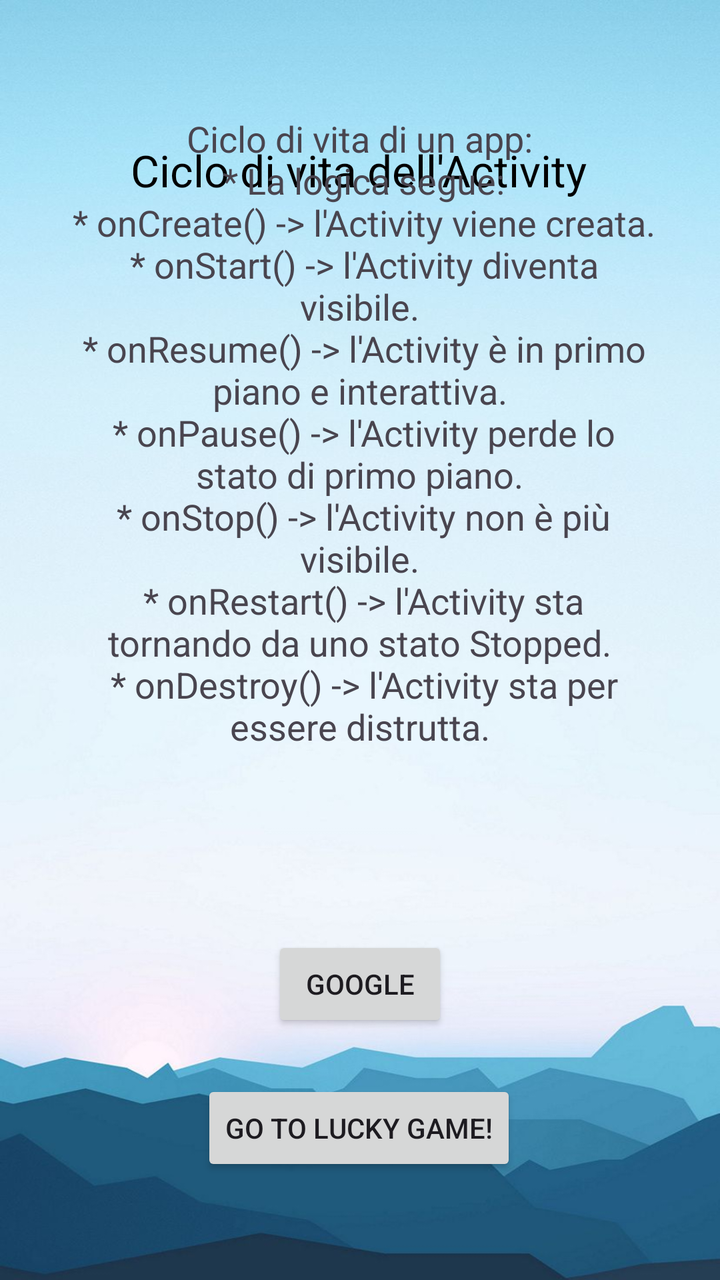
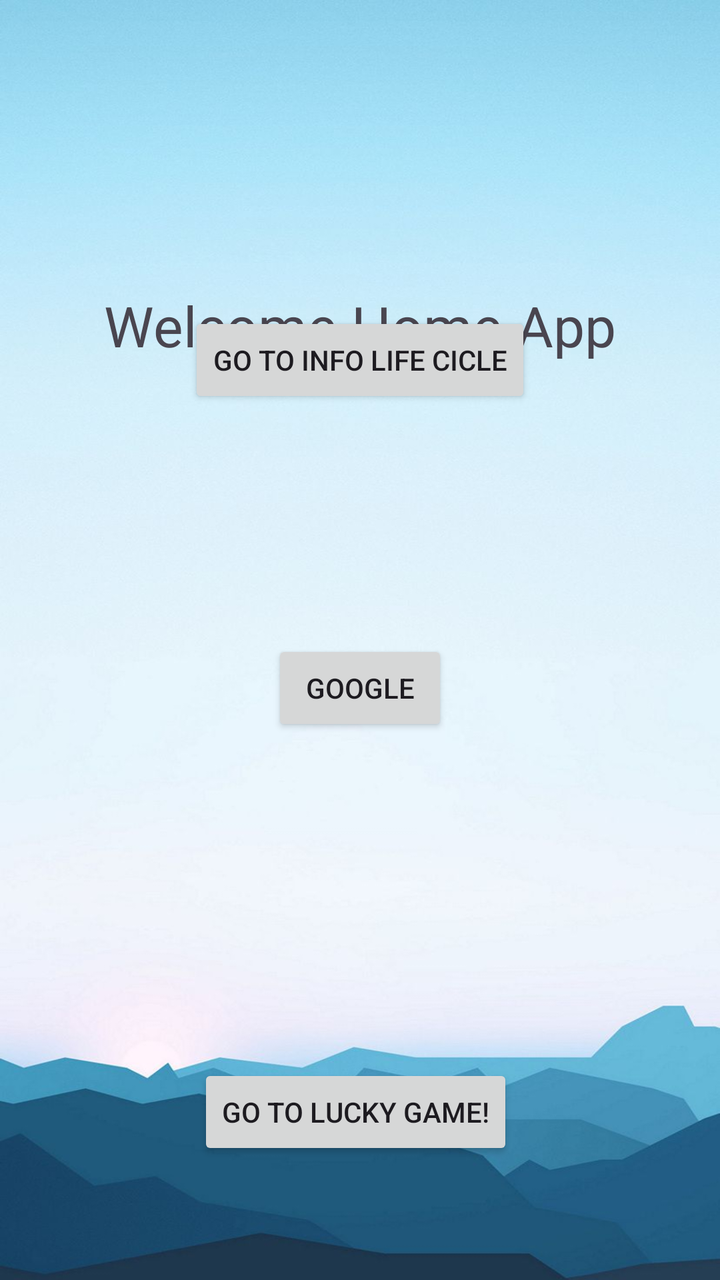

The first picture is an Android layout as it rendered before a commit; the second is the same layout after the commit. The layout source and the unified diff follow.
<!-- AndroidManifest.xml: activity theme Theme.App_life_cycle -->
<!-- res/layout/activity_main.xml -->
<?xml version="1.0" encoding="utf-8"?>
<androidx.constraintlayout.widget.ConstraintLayout xmlns:android="http://schemas.android.com/apk/res/android"
    xmlns:app="http://schemas.android.com/apk/res-auto"
    xmlns:tools="http://schemas.android.com/tools"
    android:background="@drawable/hoem"
    android:layout_width="match_parent"
    android:layout_height="match_parent">


    <TextView
        android:id="@+id/txtTitolo"
        android:layout_width="wrap_content"
        android:layout_height="wrap_content"
        android:text="Ciclo di vita dell'Activity"
        android:textColor="@color/black"
        android:textSize="22sp"
        app:layout_constraintBottom_toBottomOf="parent"
        app:layout_constraintEnd_toEndOf="parent"
        app:layout_constraintHorizontal_bias="0.497"
        app:layout_constraintStart_toStartOf="parent"
        app:layout_constraintTop_toTopOf="parent"
        app:layout_constraintVertical_bias="0.115" />

    <TextView
        android:layout_width="300dp"
        android:layout_height="347dp"
        android:layout_marginBottom="64dp"
        android:text="@string/cycleLife"
        android:textAlignment="center"
        android:textSize="18dp"
        app:layout_constraintBottom_toTopOf="@+id/btnGoogle"
        app:layout_constraintEnd_toEndOf="@+id/txtTitolo"
        app:layout_constraintStart_toStartOf="@+id/txtTitolo" />

    <Button
        android:id="@+id/btnGoogle"
        android:layout_width="wrap_content"
        android:layout_height="wrap_content"
        android:layout_marginBottom="24dp"
        android:text="Google"
        app:layout_constraintBottom_toTopOf="@+id/btnLucky"
        app:layout_constraintEnd_toEndOf="@+id/txtTitolo"
        app:layout_constraintHorizontal_bias="0.503"
        app:layout_constraintStart_toStartOf="@+id/txtTitolo"
        tools:ignore="MissingConstraints" />

    <Button
        android:id="@+id/btnLucky"
        android:layout_width="wrap_content"
        android:layout_height="wrap_content"
        android:layout_marginBottom="52dp"
        android:text="Go to Lucky Game!"
        app:layout_constraintBottom_toBottomOf="parent"
        app:layout_constraintEnd_toEndOf="@+id/txtTitolo"
        app:layout_constraintStart_toStartOf="@+id/txtTitolo" />

</androidx.constraintlayout.widget.ConstraintLayout>
<!-- resources referenced by this layout -->
<resources>
  <color name="black">#FF000000</color>
  <!-- drawable hoem: jpg bitmap (drawable, 47264 bytes) -->
  <string name="cycleLife" tools:ignore="StringEscaping">
          Ciclo di vita di un app:\n
           * La logica segue:\n
           * onCreate() -&gt;  l'Activity viene creata.\n
           * onStart() -&gt;  l'Activity diventa visibile.\n
           * onResume() -&gt;  l'Activity è in primo piano e interattiva.\n
           * onPause() -&gt;  l'Activity perde lo stato di primo piano.\n
           * onStop() -&gt;  l'Activity non è più visibile.\n
           * onRestart() -&gt;  l'Activity sta tornando da uno stato Stopped.\n
           * onDestroy() -&gt;  l'Activity sta per essere distrutta.\n
      </string>
  <style name="Theme.App_life_cycle" parent="android:Theme.Material.Light.NoActionBar" />
</resources>

<!-- the commit's change to res/layout/activity_main.xml (unified diff, before → after) -->
@@ -8,50 +8,47 @@
 
 
     <TextView
-        android:id="@+id/txtTitolo"
+        android:id="@+id/infoHome"
         android:layout_width="wrap_content"
         android:layout_height="wrap_content"
-        android:text="Ciclo di vita dell'Activity"
-        android:textColor="@color/black"
-        android:textSize="22sp"
+        android:layout_marginTop="144dp"
+        android:text="Welcome Home App"
+        android:textSize="28dp"
+        app:layout_constraintEnd_toEndOf="parent"
+        app:layout_constraintStart_toStartOf="parent"
+        app:layout_constraintTop_toTopOf="parent" />
+
+    <Button
+        android:id="@+id/goTolifeappinfo"
+        android:layout_width="wrap_content"
+        android:layout_height="wrap_content"
+        android:layout_marginBottom="116dp"
+
+        android:text="Go to Info Life Cicle"
+        app:layout_constraintBottom_toTopOf="@+id/btnGoogle"
+        app:layout_constraintEnd_toEndOf="@+id/infoHome"
+        app:layout_constraintStart_toStartOf="@+id/infoHome" />
+
+    <Button
+        android:id="@+id/btnLucky"
+        android:layout_width="wrap_content"
+        android:layout_height="wrap_content"
+        android:layout_marginBottom="60dp"
+        android:text="Go to Lucky Game!"
         app:layout_constraintBottom_toBottomOf="parent"
-        app:layout_constraintEnd_toEndOf="parent"
-        app:layout_constraintHorizontal_bias="0.497"
-        app:layout_constraintStart_toStartOf="parent"
-        app:layout_constraintTop_toTopOf="parent"
-        app:layout_constraintVertical_bias="0.115" />
-
-    <TextView
-        android:layout_width="300dp"
-        android:layout_height="347dp"
-        android:layout_marginBottom="64dp"
-        android:text="@string/cycleLife"
-        android:textAlignment="center"
-        android:textSize="18dp"
-        app:layout_constraintBottom_toTopOf="@+id/btnGoogle"
-        app:layout_constraintEnd_toEndOf="@+id/txtTitolo"
-        app:layout_constraintStart_toStartOf="@+id/txtTitolo" />
+        app:layout_constraintEnd_toEndOf="@+id/btnGoogle"
+        app:layout_constraintHorizontal_bias="0.533"
+        app:layout_constraintStart_toStartOf="@+id/btnGoogle" />
 
     <Button
         android:id="@+id/btnGoogle"
         android:layout_width="wrap_content"
         android:layout_height="wrap_content"
-        android:layout_marginBottom="24dp"
+        android:layout_marginBottom="164dp"
         android:text="Google"
         app:layout_constraintBottom_toTopOf="@+id/btnLucky"
-        app:layout_constraintEnd_toEndOf="@+id/txtTitolo"
-        app:layout_constraintHorizontal_bias="0.503"
-        app:layout_constraintStart_toStartOf="@+id/txtTitolo"
+        app:layout_constraintEnd_toEndOf="@+id/infoHome"
+        app:layout_constraintStart_toStartOf="@+id/infoHome"
         tools:ignore="MissingConstraints" />
 
-    <Button
-        android:id="@+id/btnLucky"
-        android:layout_width="wrap_content"
-        android:layout_height="wrap_content"
-        android:layout_marginBottom="52dp"
-        android:text="Go to Lucky Game!"
-        app:layout_constraintBottom_toBottomOf="parent"
-        app:layout_constraintEnd_toEndOf="@+id/txtTitolo"
-        app:layout_constraintStart_toStartOf="@+id/txtTitolo" />
-
 </androidx.constraintlayout.widget.ConstraintLayout>
<!-- resource entries referenced after the edit -->
@@ -1,18 +1,6 @@
 <!-- resources referenced by this layout -->
 <resources>
-  <color name="black">#FF000000</color>
   <!-- drawable hoem: jpg bitmap (drawable, 47264 bytes) -->
-  <string name="cycleLife" tools:ignore="StringEscaping">
-          Ciclo di vita di un app:\n
-           * La logica segue:\n
-           * onCreate() -&gt;  l'Activity viene creata.\n
-           * onStart() -&gt;  l'Activity diventa visibile.\n
-           * onResume() -&gt;  l'Activity è in primo piano e interattiva.\n
-           * onPause() -&gt;  l'Activity perde lo stato di primo piano.\n
-           * onStop() -&gt;  l'Activity non è più visibile.\n
-           * onRestart() -&gt;  l'Activity sta tornando da uno stato Stopped.\n
-           * onDestroy() -&gt;  l'Activity sta per essere distrutta.\n
-      </string>
   <style name="Theme.App_life_cycle" parent="android:Theme.Material.Light.NoActionBar" />
 </resources>
 
